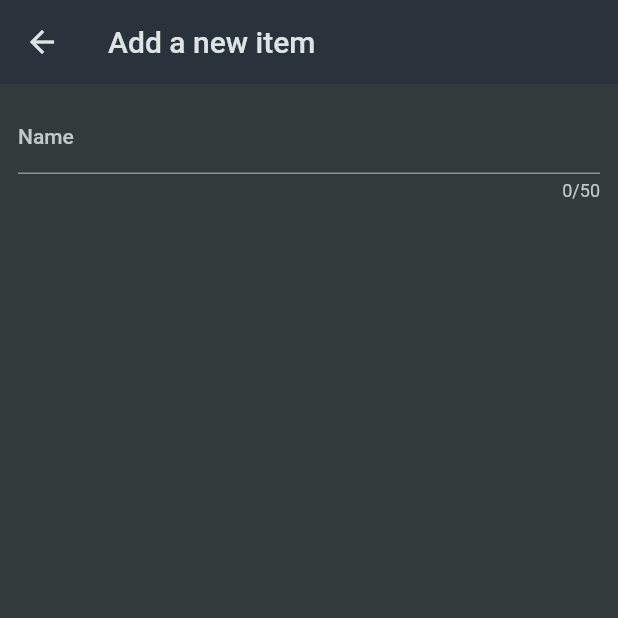
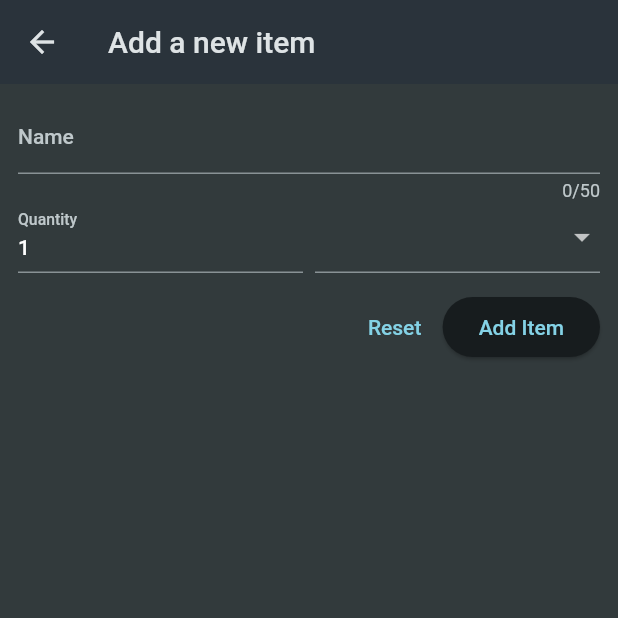
Before and after one commit to Charl913/shopping_list, a Flutter app: the NewItem screen opened directly, on a phone screen of 412 x 824 dp, the top half of it. Run offline on Flutter 3.47's test engine with Material 2 defaults, Android fonts, the phone set to English and light mode, and no system bars.

Commit message:
Add Buttons to Form

```diff
--- a/lib/widgets/new_item.dart
+++ b/lib/widgets/new_item.dart
@@ -1,4 +1,5 @@
 import 'package:flutter/material.dart';
+import 'package:shopping_list/data/categories.dart';
 
 class NewItem extends StatefulWidget {
   const NewItem({super.key});
@@ -30,6 +31,53 @@ class _NewItemState extends State<NewItem> {
                   return 'Demo...';
                 },
               ),
+              Row(
+                crossAxisAlignment: CrossAxisAlignment.end,
+                children: [
+                  Expanded(
+                    child: TextFormField(
+                      decoration: const InputDecoration(
+                        label: Text('Quantity'),
+                      ),
+                      initialValue: '1',
+                    ),
+                  ),
+                  const SizedBox(width: 8),
+                  Expanded(
+                    child: DropdownButtonFormField(items: [
+                      for (final category in categories.entries)
+                        DropdownMenuItem(
+                          value: category.value,
+                          child: Row(
+                            children: [
+                              Container(
+                                width: 16,
+                                height: 16,
+                                color: category.value.color,
+                              ),
+                              const SizedBox(width: 6),
+                              Text(category.value.title),
+                            ],
+                          ),
+                        ),
+                    ], onChanged: (value) {}),
+                  ),
+                ],
+              ),
+              const SizedBox(height: 12),
+              Row(
+                mainAxisAlignment: MainAxisAlignment.end,
+                children: [
+                  TextButton(
+                    onPressed: () {},
+                    child: const Text('Reset'),
+                  ),
+                  ElevatedButton(
+                    onPressed: () {},
+                    child: const Text('Add Item'),
+                  ),
+                ],
+              ),
             ],
           ),
         ),
```
